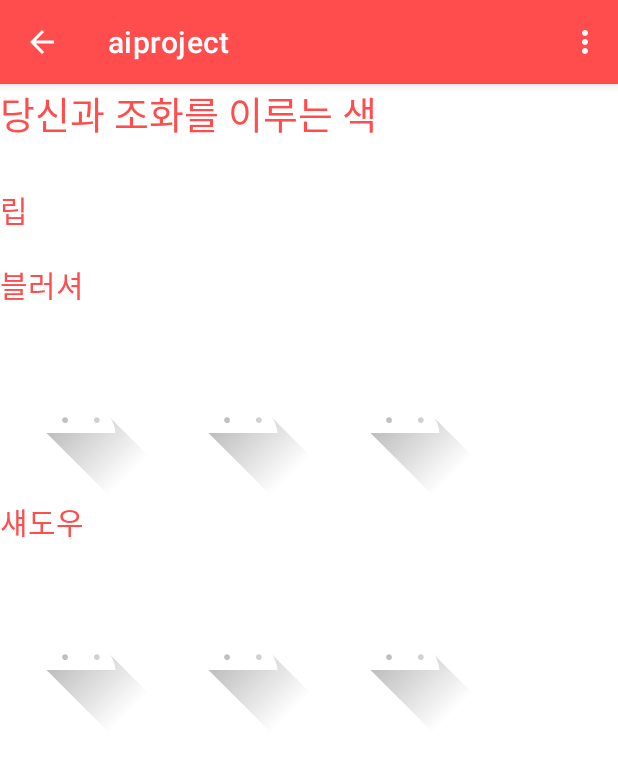
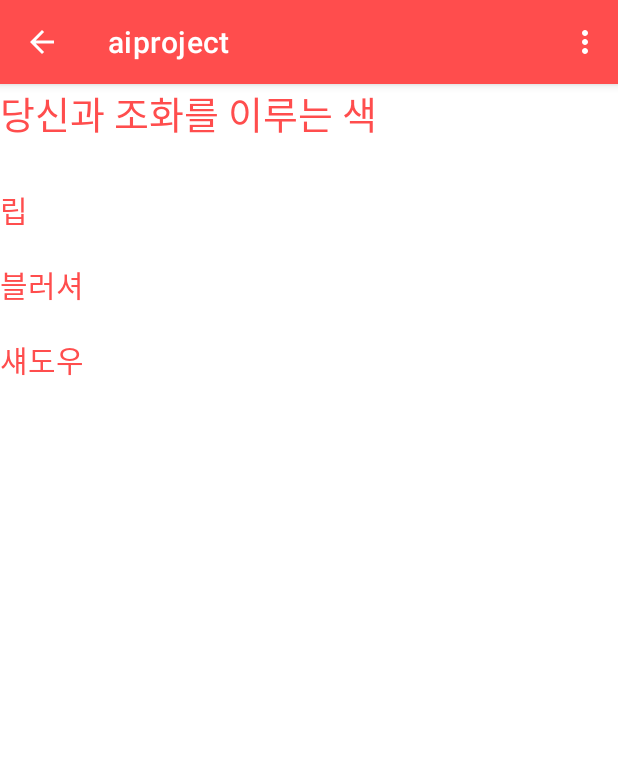
Before and after one commit to yunnn426/Mosa, an Android app: the reccosActivity screen opened directly, with no data from a screen before it, on a phone screen of 412 x 824 dp. Shown: the top 759 px of the screen. Run offline under Robolectric (Android 15) with nearby library versions, the phone set to English and light mode, and no system bars; our stand-ins replace Firebase (no records; nobody signed in at launch, a user with empty details on screens opened directly); 2 statements that could not run were skipped.

Commit message:
제품 추천 페이지를 구성하는 중(테스트 성공)(다만 3개 까지만 표시됨)(총 3개의 추천 아이템 종류가 있다면, 스토리지 연결은 6번!(이미지, 설명))(다만 설명, 이미지 순서 엉킬 수도)(차라리 이미지내에 설명 포함?)

```diff
--- a/app/src/main/java/com/example/mosa/recommend/item_Recycler.java
+++ b/app/src/main/java/com/example/mosa/recommend/item_Recycler.java
@@ -16,8 +16,8 @@ import java.util.ArrayList;
 
 public class item_Recycler extends RecyclerView.Adapter<item_Recycler.ViewHolder_item>{
 
-    ArrayList<Bitmap> itemfile;
-    ArrayList<String> itemfile_ex;
+    ArrayList<Bitmap> itemfile=new ArrayList<Bitmap>();
+    ArrayList<String> itemfile_ex=new ArrayList<String>();
 
 
     @Override
@@ -26,7 +26,6 @@ public class item_Recycler extends RecyclerView.Adapter<item_Recycler.ViewHolder
         ViewHolder_item myView=new ViewHolder_item(view);
         return myView;
     }
-
     @Override
     public void onBindViewHolder(ViewHolder_item holder, int position) {
         Bitmap item=itemfile.get(position);
@@ -35,16 +34,9 @@ public class item_Recycler extends RecyclerView.Adapter<item_Recycler.ViewHolder
         holder.item_img.setImageBitmap(item);
         holder.item_ex.setText(item_ex);
     }
-
-    @Override
-    public int getItemCount() {
-        return itemfile.size();
-    }
-
     public class ViewHolder_item extends RecyclerView.ViewHolder{
         ImageView item_img;
         TextView item_ex;
-
         public ViewHolder_item(View itemView) {
             super(itemView);
             item_img=itemView.findViewById(R.id.prodouct_id);
@@ -56,6 +48,17 @@ public class item_Recycler extends RecyclerView.Adapter<item_Recycler.ViewHolder
         this.itemfile=itemfile_list;
         this.itemfile_ex=itemfile_ex_list;
     }
+    public  item_Recycler(){
 
+    }
+
+    public void setrecycler(ArrayList<Bitmap> itemfile_list, ArrayList<String> itemfile_ex_list){
+        this.itemfile=itemfile_list;
+        this.itemfile_ex=itemfile_ex_list;
+    }
+    @Override
+    public int getItemCount() {
+        return itemfile.size();
+    }
 
 }
--- a/app/src/main/java/com/example/mosa/recommend/reccosActivity.java
+++ b/app/src/main/java/com/example/mosa/recommend/reccosActivity.java
@@ -44,28 +44,29 @@ import java.util.ArrayList;
 
 //이 엑티비티는 화장품 추천정보를 보여준다.
 public class reccosActivity extends AppCompatActivity {
-
-    ArrayList<Bitmap> itemfile=new ArrayList<>();
-    ArrayList<String> itemfile_ex=new ArrayList<>();
-    item_Recycler recycler;
-    RecyclerView itemlist;
+    RecyclerView itemlist_1;
+    RecyclerView itemlist_2;
+    RecyclerView itemlist_3;
     FirebaseStorage storage;
     File path;
-    ImageView test;
-    TextView test_ex;
     @Override
     protected void onCreate(Bundle savedInstanceState) {
         super.onCreate(savedInstanceState);
+        //기본적으로 리사이클러 뷰는 이것을 같이 써도 될듯 싶다. 왜냐하면 데이터의 형식은 같다(이미지, 설명)
+        item_Recycler recycler=new item_Recycler();
+        ArrayList<Bitmap> itemfile=new ArrayList<>();
+        ArrayList<String> itemfile_ex=new ArrayList<>();
         setContentView(R.layout.recommend_screen_cos);
-        itemlist=findViewById(R.id.itemlist_view);
+        //이거는 화장품의 종류 별로 각각 리사이클러 뷰를 표시한다.
+        itemlist_1=findViewById(R.id.itemlist_view_1);
+        itemlist_2=findViewById(R.id.itemlist_view_2);
+        itemlist_3=findViewById(R.id.itemlist_view_3);
         int itemnum=10;
         //여기서 결과 값을 받고 이 결과값을 이용해서 추천아이템을 검색
         Intent intent=getIntent();
         //String result_value=intent.getStringExtra("result");
         getSupportActionBar().setDisplayHomeAsUpEnabled(true);
 
-        test=findViewById(R.id.test);
-        test_ex=findViewById(R.id.test_ex);
         //나중에 폴더 이름으로 따로 분류하고 그러면 될듯
         //String filesname="test_com_";
         //String filesname=result_value;
@@ -94,7 +95,6 @@ public class reccosActivity extends AppCompatActivity {
                                 //제대로 비트맵 이미지를 받아온 것을 확인, 실제 경로 상에 파일이 존재, 배열도 확인
                                 Bitmap bitmap=BitmapFactory.decodeFile(download.getAbsolutePath());
                                 itemfile.add(bitmap);
-                                test.setImageBitmap(bitmap);
                             }
                         }).addOnFailureListener(new OnFailureListener() {
                             @Override
@@ -135,7 +135,16 @@ public class reccosActivity extends AppCompatActivity {
                                     BufferedReader text=new BufferedReader(new FileReader(download));
                                     while ((str = text.readLine()) != null) {
                                         itemfile_ex.add(str);
-                                        test_ex.setText(str);
+                                        if(itemfile.size()==4 && itemfile_ex.size()==4){
+                                            recycler.setrecycler(itemfile, itemfile_ex);
+                                            itemlist_1.setLayoutManager(new LinearLayoutManager(reccosActivity.this, RecyclerView.HORIZONTAL, false));
+                                            itemlist_1.setAdapter(recycler);
+                                            //아래 2개의 리사이클러뷰는 테스트용이고 1에서 불러온것과 동일하게 코드를 짜면된다.
+                                            itemlist_2.setLayoutManager(new LinearLayoutManager(reccosActivity.this, RecyclerView.HORIZONTAL, false));
+                                            itemlist_2.setAdapter(recycler);
+                                            itemlist_3.setLayoutManager(new LinearLayoutManager(reccosActivity.this, RecyclerView.HORIZONTAL, false));
+                                            itemlist_3.setAdapter(recycler);
+                                        }
                                     }
 
                                 } catch (IOException e) {
@@ -159,10 +168,7 @@ public class reccosActivity extends AppCompatActivity {
             }
         });
 
-        Toast.makeText(reccosActivity.this,itemfile.size()+" and "+itemfile_ex.size(),Toast.LENGTH_SHORT).show();
-        recycler=new item_Recycler(itemfile,itemfile_ex);
-        itemlist.setLayoutManager(new LinearLayoutManager(reccosActivity.this, RecyclerView.HORIZONTAL, false));
-        itemlist.setAdapter(recycler);
+        Toast.makeText(reccosActivity.this, itemfile.size() + " and " + itemfile_ex.size(), Toast.LENGTH_SHORT).show();
 
     }
     @Override
--- a/app/src/main/res/layout/recommend_screen_cos.xml
+++ b/app/src/main/res/layout/recommend_screen_cos.xml
@@ -28,7 +28,7 @@
             android:layout_height="wrap_content">
 
             <androidx.recyclerview.widget.RecyclerView
-                android:id="@+id/itemlist_view"
+                android:id="@+id/itemlist_view_1"
                 android:layout_width="match_parent"
                 android:layout_height="wrap_content"/>
 
@@ -45,26 +45,10 @@
         <HorizontalScrollView
             android:layout_width="wrap_content"
             android:layout_height="wrap_content">
-        <GridLayout
-            android:layout_width="wrap_content"
-            android:layout_height="wrap_content"
-            android:columnCount="3"
-            android:layout_gravity="center_horizontal"
-            android:orientation="horizontal">
-            <ImageView
-                android:id="@+id/test"
-                android:layout_width="wrap_content"
-                android:layout_height="wrap_content"
-                android:src="@drawable/ic_launcher_foreground"/>
-            <ImageView
-                android:layout_width="wrap_content"
-                android:layout_height="wrap_content"
-                android:src="@drawable/ic_launcher_foreground"/>
-            <ImageView
-                android:layout_width="wrap_content"
-                android:layout_height="wrap_content"
-                android:src="@drawable/ic_launcher_foreground"/>
-        </GridLayout>
+            <androidx.recyclerview.widget.RecyclerView
+                android:id="@+id/itemlist_view_2"
+                android:layout_width="match_parent"
+                android:layout_height="wrap_content"/>
         </HorizontalScrollView>
         <TextView
             android:layout_width="wrap_content"
@@ -76,25 +60,10 @@
         <HorizontalScrollView
             android:layout_width="wrap_content"
             android:layout_height="wrap_content">
-        <GridLayout
-            android:layout_width="wrap_content"
-            android:layout_height="wrap_content"
-            android:columnCount="3"
-            android:layout_gravity="center_horizontal"
-            android:orientation="horizontal">
-            <ImageView
-                android:layout_width="wrap_content"
-                android:layout_height="wrap_content"
-                android:src="@drawable/ic_launcher_foreground"/>
-            <ImageView
-                android:layout_width="wrap_content"
-                android:layout_height="wrap_content"
-                android:src="@drawable/ic_launcher_foreground"/>
-            <ImageView
-                android:layout_width="wrap_content"
-                android:layout_height="wrap_content"
-                android:src="@drawable/ic_launcher_foreground"/>
-        </GridLayout>
+            <androidx.recyclerview.widget.RecyclerView
+                android:id="@+id/itemlist_view_3"
+                android:layout_width="match_parent"
+                android:layout_height="wrap_content"/>
     </HorizontalScrollView>
     </LinearLayout>
 </ScrollView>
```
